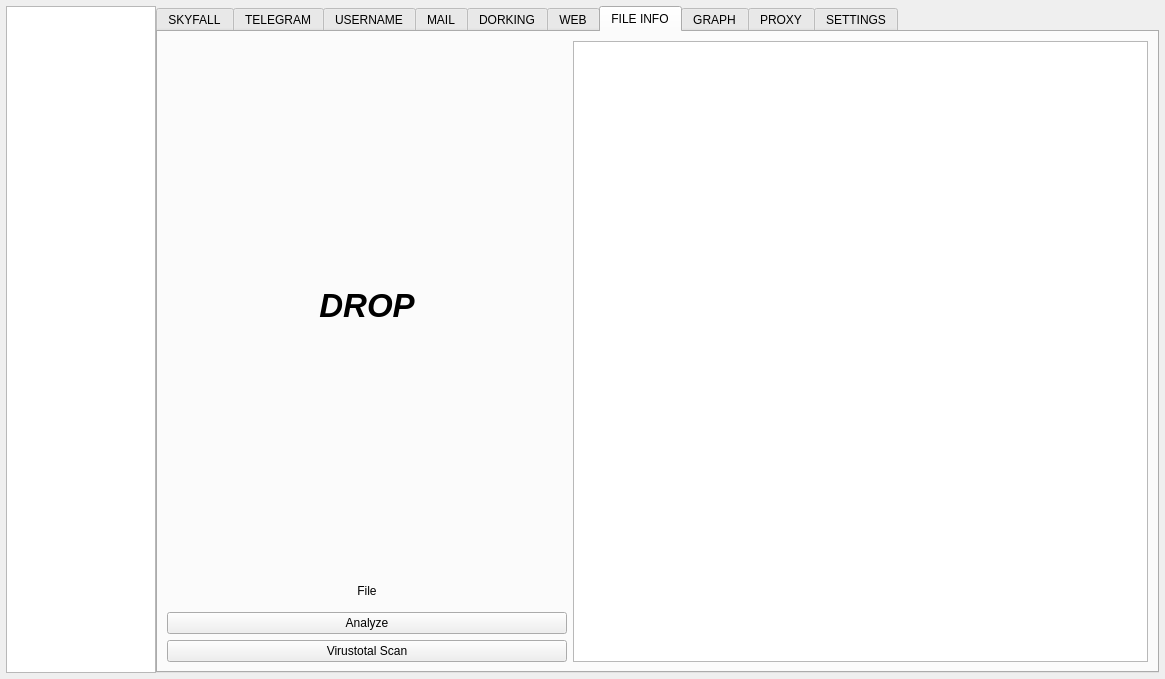
Before: the Qt Designer form resources/form.ui in Nighty3098/SkyFall, drawn with Qt 5.
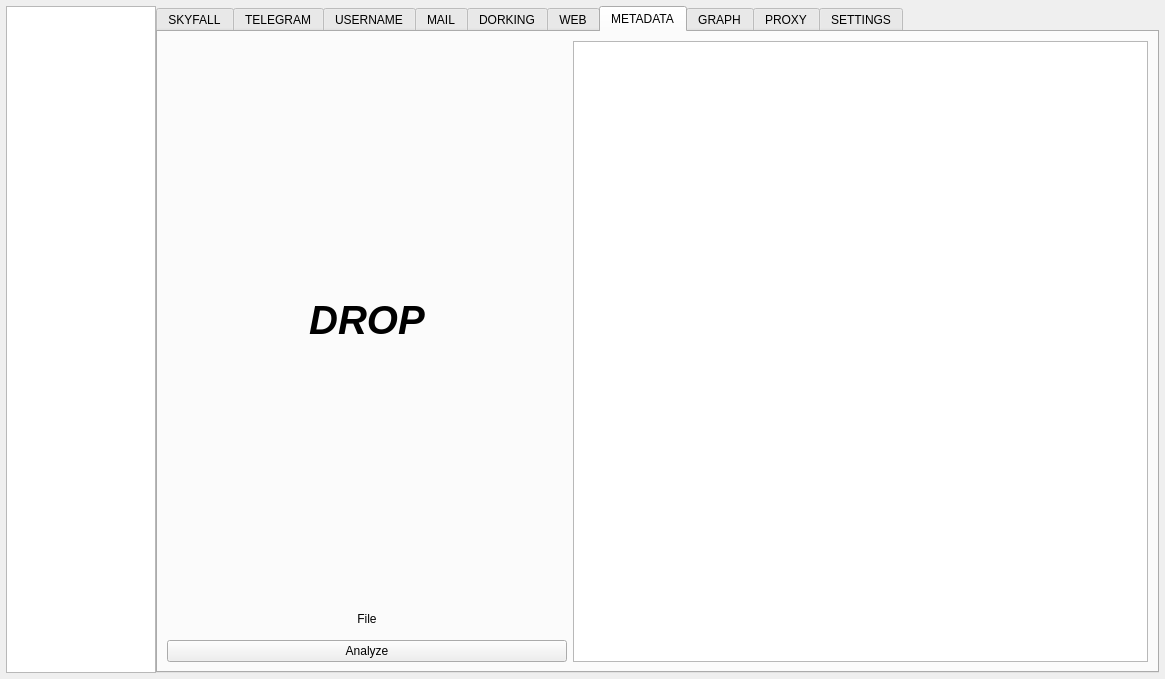
After: the same form once the commit is applied. The open tabs and pages were chosen to show the change. Custom widgets are drawn as their Qt base class.

```diff
--- a/resources/form.ui
+++ b/resources/form.ui
@@ -46,7 +46,7 @@
        <enum>QTabWidget::TabPosition::North</enum>
       </property>
       <property name="currentIndex">
-       <number>6</number>
+       <number>0</number>
       </property>
       <property name="tabBarAutoHide">
        <bool>true</bool>
@@ -55,7 +55,12 @@
        <attribute name="title">
         <string>SKYFALL</string>
        </attribute>
-       <layout class="QVBoxLayout" name="mainTabLayout">
+       <layout class="QHBoxLayout" name="horizontalLayout_7">
+        <item>
+         <layout class="QVBoxLayout" name="verticalLayout_21">
+          <property name="bottomMargin">
+           <number>0</number>
+          </property>
         <item>
          <spacer name="verticalSpacer_5">
           <property name="orientation">
@@ -109,6 +114,24 @@
          </spacer>
         </item>
        </layout>
+        </item>
+        <item>
+         <spacer name="horizontalSpacer_4">
+          <property name="orientation">
+           <enum>Qt::Orientation::Horizontal</enum>
+          </property>
+          <property name="sizeType">
+           <enum>QSizePolicy::Policy::Fixed</enum>
+          </property>
+          <property name="sizeHint" stdset="0">
+           <size>
+            <width>150</width>
+            <height>20</height>
+           </size>
+          </property>
+         </spacer>
+        </item>
+       </layout>
       </widget>
       <widget class="QWidget" name="telegramToolsTab">
        <attribute name="title">
@@ -930,22 +953,19 @@
       </widget>
       <widget class="QWidget" name="metadataTab">
        <attribute name="title">
-        <string>FILE INFO</string>
+        <string>METADATA</string>
        </attribute>
        <layout class="QGridLayout" name="gridLayout_7">
         <item row="2" column="0">
          <widget class="QPushButton" name="getMetadataButton">
-          <property name="maximumSize">
-           <size>
-            <width>400</width>
-            <height>16777215</height>
-           </size>
-          </property>
           <property name="text">
            <string>Analyze</string>
           </property>
          </widget>
         </item>
+        <item row="0" column="1" rowspan="3">
+         <widget class="QPlainTextEdit" name="metadataDebug"/>
+        </item>
         <item row="0" column="0">
          <widget class="DropWidget" name="metadataFileDropWidget" native="true">
           <property name="minimumSize">
@@ -954,24 +974,12 @@
             <height>0</height>
            </size>
           </property>
-          <property name="maximumSize">
-           <size>
-            <width>400</width>
-            <height>16777215</height>
-           </size>
-          </property>
           <layout class="QVBoxLayout" name="verticalLayout">
            <item>
             <widget class="QLabel" name="metadataStatusLabel">
-             <property name="maximumSize">
-              <size>
-               <width>16777215</width>
-               <height>16777215</height>
-              </size>
-             </property>
              <property name="font">
               <font>
-               <pointsize>25</pointsize>
+               <pointsize>30</pointsize>
                <italic>true</italic>
                <bold>true</bold>
               </font>
@@ -982,9 +990,6 @@
              <property name="alignment">
               <set>Qt::AlignmentFlag::AlignCenter</set>
              </property>
-             <property name="wordWrap">
-              <bool>true</bool>
-             </property>
             </widget>
            </item>
           </layout>
@@ -992,15 +997,9 @@
         </item>
         <item row="1" column="0">
          <widget class="QLabel" name="metadataFilePath">
-          <property name="minimumSize">
-           <size>
-            <width>400</width>
-            <height>0</height>
-           </size>
-          </property>
           <property name="maximumSize">
            <size>
-            <width>400</width>
+            <width>16777215</width>
             <height>30</height>
            </size>
           </property>
@@ -1012,16 +1011,6 @@
           </property>
          </widget>
         </item>
-        <item row="3" column="0">
-         <widget class="QPushButton" name="virustotalScanFileButton">
-          <property name="text">
-           <string>Virustotal Scan</string>
-          </property>
-         </widget>
-        </item>
-        <item row="0" column="1" rowspan="4">
-         <widget class="QPlainTextEdit" name="metadataDebug"/>
-        </item>
        </layout>
       </widget>
       <widget class="QWidget" name="graphTab">
```
Lines whose indentation alone changed are shown as unchanged.
